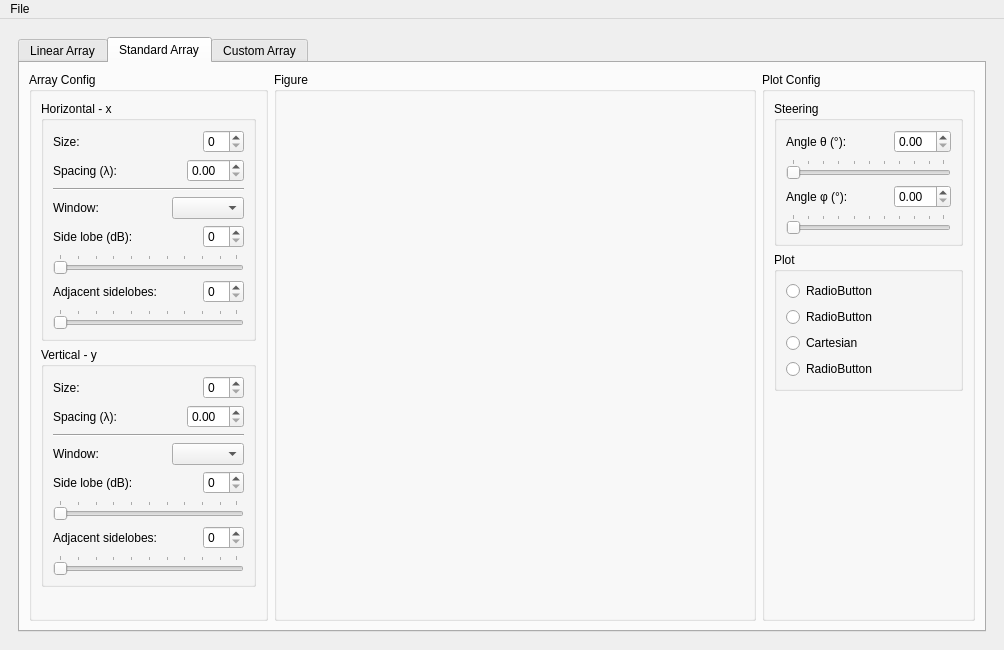
rookiepeng/antenna-array-analysis, file ui_array_analysis.ui: the form before one commit.
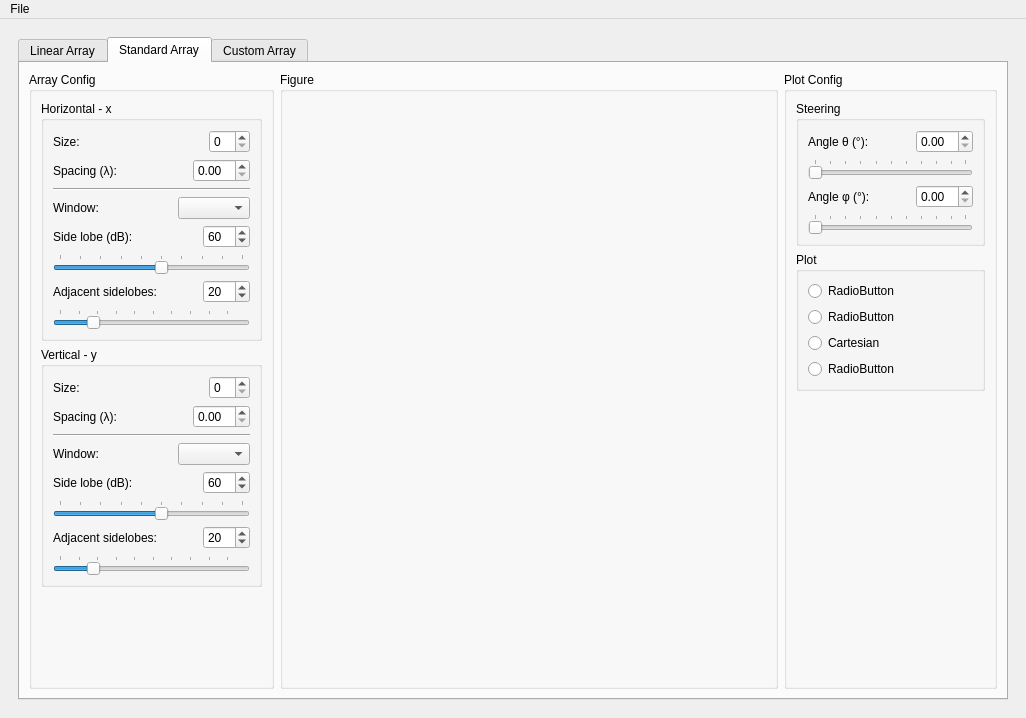
The form after the commit. Icons and pictures are not drawn.

What changed in the file:
```diff
--- a/ui_array_analysis.ui
+++ b/ui_array_analysis.ui
@@ -6,8 +6,8 @@
    <rect>
     <x>0</x>
     <y>0</y>
-    <width>1004</width>
-    <height>650</height>
+    <width>1026</width>
+    <height>718</height>
    </rect>
   </property>
   <property name="windowTitle">
@@ -635,12 +635,12 @@
        </attribute>
        <layout class="QHBoxLayout" name="horizontalLayout_11">
         <item>
-         <layout class="QVBoxLayout" name="verticalLayout_5">
+         <layout class="QVBoxLayout" name="verticalLayout_5" stretch="0">
           <item>
            <widget class="QGroupBox" name="groupBox_3">
             <property name="sizePolicy">
              <sizepolicy hsizetype="Expanding" vsizetype="Preferred">
-              <horstretch>1</horstretch>
+              <horstretch>0</horstretch>
               <verstretch>0</verstretch>
              </sizepolicy>
             </property>
@@ -780,7 +780,17 @@
                    </spacer>
                   </item>
                   <item>
-                   <widget class="QSpinBox" name="spinBox_3"/>
+                   <widget class="QSpinBox" name="sb_sidelobex">
+                    <property name="minimum">
+                     <number>10</number>
+                    </property>
+                    <property name="maximum">
+                     <number>100</number>
+                    </property>
+                    <property name="value">
+                     <number>60</number>
+                    </property>
+                   </widget>
                   </item>
                  </layout>
                 </item>
@@ -792,6 +802,15 @@
                     <verstretch>0</verstretch>
                    </sizepolicy>
                   </property>
+                  <property name="minimum">
+                   <number>10</number>
+                  </property>
+                  <property name="maximum">
+                   <number>100</number>
+                  </property>
+                  <property name="value">
+                   <number>60</number>
+                  </property>
                   <property name="orientation">
                    <enum>Qt::Horizontal</enum>
                   </property>
@@ -823,7 +842,17 @@
                    </spacer>
                   </item>
                   <item>
-                   <widget class="QSpinBox" name="spinBox_4"/>
+                   <widget class="QSpinBox" name="sb_adjsidelobex">
+                    <property name="minimum">
+                     <number>2</number>
+                    </property>
+                    <property name="maximum">
+                     <number>100</number>
+                    </property>
+                    <property name="value">
+                     <number>20</number>
+                    </property>
+                   </widget>
                   </item>
                  </layout>
                 </item>
@@ -835,6 +864,15 @@
                     <verstretch>0</verstretch>
                    </sizepolicy>
                   </property>
+                  <property name="minimum">
+                   <number>2</number>
+                  </property>
+                  <property name="maximum">
+                   <number>100</number>
+                  </property>
+                  <property name="value">
+                   <number>20</number>
+                  </property>
                   <property name="orientation">
                    <enum>Qt::Horizontal</enum>
                   </property>
@@ -972,7 +1010,17 @@
                    </spacer>
                   </item>
                   <item>
-                   <widget class="QSpinBox" name="spinBox_5"/>
+                   <widget class="QSpinBox" name="sb_sidelobey">
+                    <property name="minimum">
+                     <number>10</number>
+                    </property>
+                    <property name="maximum">
+                     <number>100</number>
+                    </property>
+                    <property name="value">
+                     <number>60</number>
+                    </property>
+                   </widget>
                   </item>
                  </layout>
                 </item>
@@ -984,6 +1032,15 @@
                     <verstretch>0</verstretch>
                    </sizepolicy>
                   </property>
+                  <property name="minimum">
+                   <number>10</number>
+                  </property>
+                  <property name="maximum">
+                   <number>100</number>
+                  </property>
+                  <property name="value">
+                   <number>60</number>
+                  </property>
                   <property name="orientation">
                    <enum>Qt::Horizontal</enum>
                   </property>
@@ -1015,7 +1072,17 @@
                    </spacer>
                   </item>
                   <item>
-                   <widget class="QSpinBox" name="spinBox_6"/>
+                   <widget class="QSpinBox" name="sb_adjsidelobey">
+                    <property name="minimum">
+                     <number>2</number>
+                    </property>
+                    <property name="maximum">
+                     <number>100</number>
+                    </property>
+                    <property name="value">
+                     <number>20</number>
+                    </property>
+                   </widget>
                   </item>
                  </layout>
                 </item>
@@ -1027,6 +1094,15 @@
                     <verstretch>0</verstretch>
                    </sizepolicy>
                   </property>
+                  <property name="minimum">
+                   <number>2</number>
+                  </property>
+                  <property name="maximum">
+                   <number>100</number>
+                  </property>
+                  <property name="value">
+                   <number>20</number>
+                  </property>
                   <property name="orientation">
                    <enum>Qt::Horizontal</enum>
                   </property>
@@ -1060,7 +1136,7 @@
          <widget class="QGroupBox" name="groupBox_2">
           <property name="sizePolicy">
            <sizepolicy hsizetype="Expanding" vsizetype="Preferred">
-            <horstretch>3</horstretch>
+            <horstretch>1</horstretch>
             <verstretch>0</verstretch>
            </sizepolicy>
           </property>
@@ -1073,6 +1149,11 @@
           <property name="title">
            <string>Figure</string>
           </property>
+          <layout class="QHBoxLayout" name="horizontalLayout_24">
+           <item>
+            <layout class="QVBoxLayout" name="layout_figure"/>
+           </item>
+          </layout>
          </widget>
         </item>
         <item>
@@ -1081,7 +1162,7 @@
            <widget class="QGroupBox" name="groupBox_6">
             <property name="sizePolicy">
              <sizepolicy hsizetype="Expanding" vsizetype="Preferred">
-              <horstretch>1</horstretch>
+              <horstretch>0</horstretch>
               <verstretch>0</verstretch>
              </sizepolicy>
             </property>
@@ -1096,7 +1177,13 @@
             </property>
             <layout class="QVBoxLayout" name="verticalLayout_10">
              <item>
-              <widget class="QGroupBox" name="groupBox_7">
+              <widget class="QGroupBox" name="gb_steering">
+               <property name="sizePolicy">
+                <sizepolicy hsizetype="Expanding" vsizetype="Preferred">
+                 <horstretch>0</horstretch>
+                 <verstretch>0</verstretch>
+                </sizepolicy>
+               </property>
                <property name="title">
                 <string>Steering</string>
                </property>
@@ -1194,7 +1281,13 @@
               </widget>
              </item>
              <item>
-              <widget class="QGroupBox" name="groupBox_8">
+              <widget class="QGroupBox" name="gb_plot">
+               <property name="sizePolicy">
+                <sizepolicy hsizetype="Expanding" vsizetype="Preferred">
+                 <horstretch>0</horstretch>
+                 <verstretch>0</verstretch>
+                </sizepolicy>
+               </property>
                <property name="title">
                 <string>Plot</string>
                </property>
@@ -1267,8 +1360,8 @@
     <rect>
      <x>0</x>
      <y>0</y>
-     <width>1004</width>
-     <height>22</height>
+     <width>1026</width>
+     <height>26</height>
     </rect>
    </property>
    <widget class="QMenu" name="menuFile">
```
Left out of the diff: 195 changed lines with no effect on the pictures.
